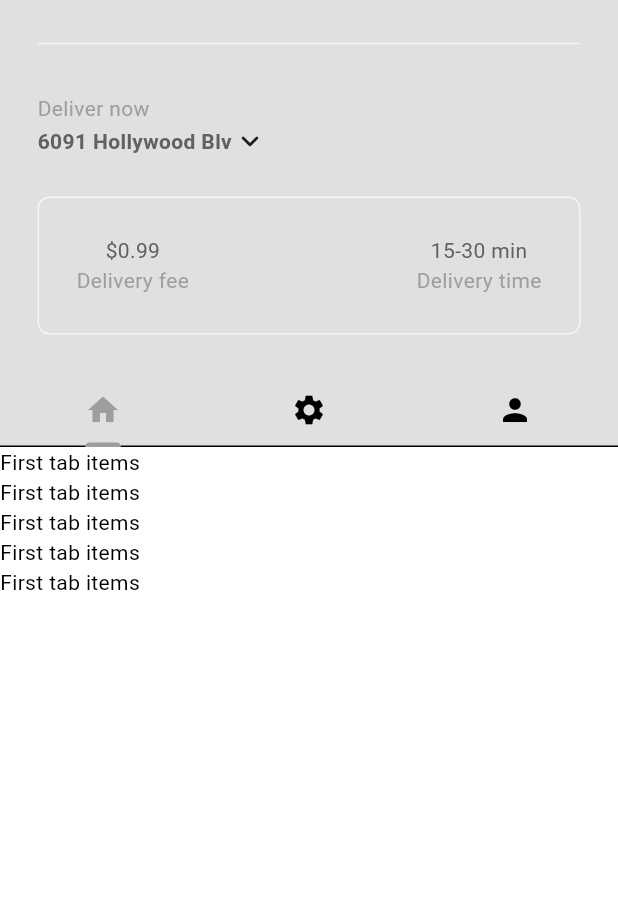
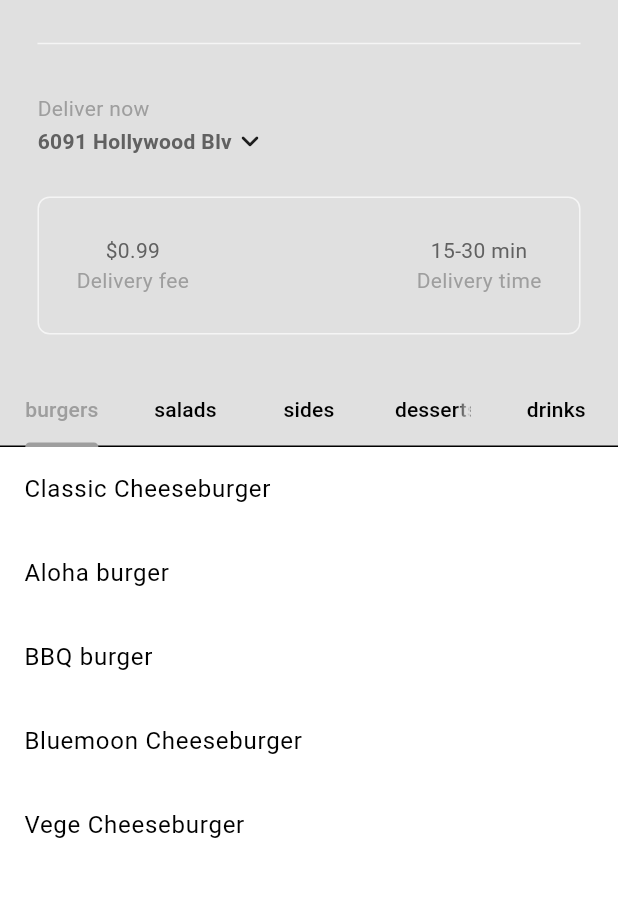
Before and after one commit to AnishBaaka/FoodDeliveringApp, a Flutter app: the screen it shows after launch, after a tap on "Sign In", on a phone screen of 412 x 824 dp, the part 63-960 px from its top. Run offline on Flutter 3.47's test engine with Material 3 defaults, Android fonts, the phone set to English and light mode, and no system bars.

Commit message:
added restaurant model

```diff
--- a/lib/components/my_tab_bar.dart
+++ b/lib/components/my_tab_bar.dart
@@ -1,4 +1,6 @@
+import 'package:flutter/foundation.dart';
 import 'package:flutter/material.dart';
+import 'package:newfood/models/food.dart';
 
 class MyTabBar extends StatelessWidget {
   final TabController tabController;
@@ -6,29 +8,18 @@ class MyTabBar extends StatelessWidget {
     super.key,
     required this.tabController,
   });
+  List<Tab> _buildCategoryTabs() {
+    return FoodCategory.values.map((category) {
+      return Tab(
+        text: category.toString().split('.').last,
+      );
+    }).toList();
+  }
 
   @override
   Widget build(BuildContext context) {
     return Container(
-      child: TabBar(
-        controller: tabController,
-        tabs: const [
-          //1st tab
-          Tab(
-            icon: Icon(Icons.home),
-          ),
-
-          //2nd Tab
-          Tab(
-            icon: Icon(Icons.settings),
-          ),
-
-          //3rd tab
-          Tab(
-            icon: Icon(Icons.person),
-          ),
-        ],
-      ),
+      child: TabBar(controller: tabController, tabs: _buildCategoryTabs()),
     );
   }
 }
--- a/lib/main.dart
+++ b/lib/main.dart
@@ -1,12 +1,22 @@
 import 'package:flutter/material.dart';
 import 'package:newfood/auth/login_or_register.dart';
+import 'package:newfood/models/restaurant.dart';
 import 'package:newfood/themes/theme_provider.dart';
 import 'package:provider/provider.dart';
 
 void main() {
   runApp(
-    ChangeNotifierProvider(
-      create: (context) => ThemeProvider(),
+    MultiProvider(
+      providers: [
+        //theme provider
+        ChangeNotifierProvider(
+          create: (context) => ThemeProvider(),
+        ),
+        //restaurant provider
+        ChangeNotifierProvider(
+          create: (context) => Restaurant(),
+        ),
+      ],
       child: const MyApp(),
     ),
   );
--- a/lib/models/food.dart
+++ b/lib/models/food.dart
@@ -22,7 +22,7 @@ enum FoodCategory {
   burgers,
   salads,
   sides,
-  deserts,
+  desserts,
   drinks,
 }
 
--- /dev/null
+++ b/lib/models/restaurant.dart
@@ -0,0 +1,371 @@
+import "package:flutter/material.dart";
+
+import "food.dart";
+
+class Restaurant extends ChangeNotifier {
+  //list of food menu
+  final List<Food> _menu = [
+    //burgers
+    Food(
+      name: "Classic Cheeseburger",
+      description:
+          "A hamburger with a slice of melted cheese on top of the meat patty, added near the end of the cooking time. ",
+      imagePath: "lib/images/burgers/cheese_burger.png",
+      price: 0.99,
+      category: FoodCategory.burgers,
+      availableAddons: [
+        Addons(name: "Extra cheese", price: 0.99),
+        Addons(name: "Bacon", price: 1.99),
+        Addons(name: "Avocado", price: 2.99),
+      ],
+    ),
+    Food(
+      name: "Aloha burger",
+      description:
+          "A hamburger with a slice of melted cheese on top of the meat patty, added near the end of the cooking time. ",
+      imagePath: "lib/images/burgers/aloha_burger.png",
+      price: 0.99,
+      category: FoodCategory.burgers,
+      availableAddons: [
+        Addons(name: "Extra cheese", price: 0.99),
+        Addons(name: "Bacon", price: 1.99),
+        Addons(name: "Avocado", price: 2.99),
+      ],
+    ),
+    Food(
+      name: "BBQ burger",
+      description:
+          "A hamburger with a slice of melted cheese on top of the meat patty, added near the end of the cooking time. ",
+      imagePath: "lib/images/burgers/bbq_burger.png",
+      price: 0.99,
+      category: FoodCategory.burgers,
+      availableAddons: [
+        Addons(name: "Extra cheese", price: 0.99),
+        Addons(name: "Bacon", price: 1.99),
+        Addons(name: "Avocado", price: 2.99),
+      ],
+    ),
+    Food(
+      name: "Bluemoon Cheeseburger",
+      description:
+          "A hamburger with a slice of melted cheese on top of the meat patty, added near the end of the cooking time. ",
+      imagePath: "lib/images/burgers/bluemoon_burger.png",
+      price: 0.99,
+      category: FoodCategory.burgers,
+      availableAddons: [
+        Addons(name: "Extra cheese", price: 0.99),
+        Addons(name: "Bacon", price: 1.99),
+        Addons(name: "Avocado", price: 2.99),
+      ],
+    ),
+    Food(
+      name: "Vege Cheeseburger",
+      description:
+          "A hamburger with a slice of melted cheese on top of the meat patty, added near the end of the cooking time. ",
+      imagePath: "lib/images/burgers/vege_burger.png",
+      price: 0.99,
+      category: FoodCategory.burgers,
+      availableAddons: [
+        Addons(name: "Extra cheese", price: 0.99),
+        Addons(name: "Bacon", price: 1.99),
+        Addons(name: "Avocado", price: 2.99),
+      ],
+    ),
+    //salads
+    Food(
+      name: "Asiansesame salad",
+      description:
+          "A hamburger with a slice of melted cheese on top of the meat patty, added near the end of the cooking time. ",
+      imagePath: "lib/images/salads/asiansesame_salad.png",
+      price: 0.99,
+      category: FoodCategory.salads,
+      availableAddons: [
+        Addons(name: "Extra cheese", price: 0.99),
+        Addons(name: "Bacon", price: 1.99),
+        Addons(name: "Avocado", price: 2.99),
+      ],
+    ),
+    Food(
+      name: "Caesar salad",
+      description:
+          "A hamburger with a slice of melted cheese on top of the meat patty, added near the end of the cooking time. ",
+      imagePath: "lib/images/salads/caesar_salad.png",
+      price: 0.99,
+      category: FoodCategory.salads,
+      availableAddons: [
+        Addons(name: "Extra cheese", price: 0.99),
+        Addons(name: "Bacon", price: 1.99),
+        Addons(name: "Avocado", price: 2.99),
+      ],
+    ),
+    Food(
+      name: "Greek salad",
+      description:
+          "A hamburger with a slice of melted cheese on top of the meat patty, added near the end of the cooking time. ",
+      imagePath: "lib/images/salads/greek_salad.png",
+      price: 0.99,
+      category: FoodCategory.salads,
+      availableAddons: [
+        Addons(name: "Extra cheese", price: 0.99),
+        Addons(name: "Bacon", price: 1.99),
+        Addons(name: "Avocado", price: 2.99),
+      ],
+    ),
+    Food(
+      name: "Quinoa salad",
+      description:
+          "A hamburger with a slice of melted cheese on top of the meat patty, added near the end of the cooking time. ",
+      imagePath: "lib/images/salads/quinoa_salad.png",
+      price: 0.99,
+      category: FoodCategory.salads,
+      availableAddons: [
+        Addons(name: "Extra cheese", price: 0.99),
+        Addons(name: "Bacon", price: 1.99),
+        Addons(name: "Avocado", price: 2.99),
+      ],
+    ),
+    Food(
+      name: "Southwest Salad",
+      description:
+          "A hamburger with a slice of melted cheese on top of the meat patty, added near the end of the cooking time. ",
+      imagePath: "lib/images/salads/southwest_salad.jpg",
+      price: 0.99,
+      category: FoodCategory.salads,
+      availableAddons: [
+        Addons(name: "Extra cheese", price: 0.99),
+        Addons(name: "Bacon", price: 1.99),
+        Addons(name: "Avocado", price: 2.99),
+      ],
+    ),
+
+    //sides
+    Food(
+      name: "Garlic bread",
+      description:
+          "A hamburger with a slice of melted cheese on top of the meat patty, added near the end of the cooking time. ",
+      imagePath: "lib/images/sides/garlic_bread_side.png",
+      price: 0.99,
+      category: FoodCategory.sides,
+      availableAddons: [
+        Addons(name: "Extra cheese", price: 0.99),
+        Addons(name: "Bacon", price: 1.99),
+        Addons(name: "Avocado", price: 2.99),
+      ],
+    ),
+    Food(
+      name: "Loadedfries",
+      description:
+          "A hamburger with a slice of melted cheese on top of the meat patty, added near the end of the cooking time. ",
+      imagePath: "lib/images/sides/loadedfries_side.png",
+      price: 0.99,
+      category: FoodCategory.sides,
+      availableAddons: [
+        Addons(name: "Extra cheese", price: 0.99),
+        Addons(name: "Bacon", price: 1.99),
+        Addons(name: "Avocado", price: 2.99),
+      ],
+    ),
+    Food(
+      name: "Mac",
+      description:
+          "A hamburger with a slice of melted cheese on top of the meat patty, added near the end of the cooking time. ",
+      imagePath: "lib/images/sides/mac_side.png",
+      price: 0.99,
+      category: FoodCategory.sides,
+      availableAddons: [
+        Addons(name: "Extra cheese", price: 0.99),
+        Addons(name: "Bacon", price: 1.99),
+        Addons(name: "Avocado", price: 2.99),
+      ],
+    ),
+    Food(
+      name: "Onion rings",
+      description:
+          "A hamburger with a slice of melted cheese on top of the meat patty, added near the end of the cooking time. ",
+      imagePath: "lib/images/sides/onion_rings_side.png",
+      price: 0.99,
+      category: FoodCategory.sides,
+      availableAddons: [
+        Addons(name: "Extra cheese", price: 0.99),
+        Addons(name: "Bacon", price: 1.99),
+        Addons(name: "Avocado", price: 2.99),
+      ],
+    ),
+    Food(
+      name: "Sweet potato",
+      description:
+          "A hamburger with a slice of melted cheese on top of the meat patty, added near the end of the cooking time. ",
+      imagePath: "lib/images/sides/sweet_potato_side.png",
+      price: 0.99,
+      category: FoodCategory.sides,
+      availableAddons: [
+        Addons(name: "Extra cheese", price: 0.99),
+        Addons(name: "Bacon", price: 1.99),
+        Addons(name: "Avocado", price: 2.99),
+      ],
+    ),
+    //deserts
+    Food(
+      name: "Banana cake",
+      description:
+          "A hamburger with a slice of melted cheese on top of the meat patty, added near the end of the cooking time. ",
+      imagePath: "lib/images/desserts/banana_cake_dessert.png",
+      price: 0.99,
+      category: FoodCategory.desserts,
+      availableAddons: [
+        Addons(name: "Extra cheese", price: 0.99),
+        Addons(name: "Bacon", price: 1.99),
+        Addons(name: "Avocado", price: 2.99),
+      ],
+    ),
+    Food(
+      name: "Brownie",
+      description:
+          "A hamburger with a slice of melted cheese on top of the meat patty, added near the end of the cooking time. ",
+      imagePath: "lib/images/desserts/brownie_dessert.png",
+      price: 0.99,
+      category: FoodCategory.desserts,
+      availableAddons: [
+        Addons(name: "Extra cheese", price: 0.99),
+        Addons(name: "Bacon", price: 1.99),
+        Addons(name: "Avocado", price: 2.99),
+      ],
+    ),
+    Food(
+      name: "Chocolate mousse",
+      description:
+          "A hamburger with a slice of melted cheese on top of the meat patty, added near the end of the cooking time. ",
+      imagePath: "lib/images/desserts/chocolate_mousse_dessert.png",
+      price: 0.99,
+      category: FoodCategory.desserts,
+      availableAddons: [
+        Addons(name: "Extra cheese", price: 0.99),
+        Addons(name: "Bacon", price: 1.99),
+        Addons(name: "Avocado", price: 2.99),
+      ],
+    ),
+    Food(
+      name: "Pavlova",
+      description:
+          "A hamburger with a slice of melted cheese on top of the meat patty, added near the end of the cooking time. ",
+      imagePath: "lib/images/desserts/pavlova_dessert.png",
+      price: 0.99,
+      category: FoodCategory.desserts,
+      availableAddons: [
+        Addons(name: "Extra cheese", price: 0.99),
+        Addons(name: "Bacon", price: 1.99),
+        Addons(name: "Avocado", price: 2.99),
+      ],
+    ),
+    Food(
+      name: "Sticky date pudding",
+      description:
+          "A hamburger with a slice of melted cheese on top of the meat patty, added near the end of the cooking time. ",
+      imagePath: "lib/images/desserts/sticky_date_pudding_dessert.png",
+      price: 0.99,
+      category: FoodCategory.desserts,
+      availableAddons: [
+        Addons(name: "Extra cheese", price: 0.99),
+        Addons(name: "Bacon", price: 1.99),
+        Addons(name: "Avocado", price: 2.99),
+      ],
+    ),
+    //drinks
+    Food(
+      name: "Chhyang",
+      description:
+          "A hamburger with a slice of melted cheese on top of the meat patty, added near the end of the cooking time. ",
+      imagePath: "lib/images/drinks/chhyang_drink.png",
+      price: 0.99,
+      category: FoodCategory.drinks,
+      availableAddons: [
+        Addons(name: "Extra cheese", price: 0.99),
+        Addons(name: "Bacon", price: 1.99),
+        Addons(name: "Avocado", price: 2.99),
+      ],
+    ),
+    Food(
+      name: "Marpha",
+      description:
+          "A hamburger with a slice of melted cheese on top of the meat patty, added near the end of the cooking time. ",
+      imagePath: "lib/images/drinks/marpha_drink.png",
+      price: 0.99,
+      category: FoodCategory.drinks,
+      availableAddons: [
+        Addons(name: "Extra cheese", price: 0.99),
+        Addons(name: "Bacon", price: 1.99),
+        Addons(name: "Avocado", price: 2.99),
+      ],
+    ),
+    Food(
+      name: "Rakshi",
+      description:
+          "A hamburger with a slice of melted cheese on top of the meat patty, added near the end of the cooking time. ",
+      imagePath: "lib/images/drinks/rakshi_drink.png",
+      price: 0.99,
+      category: FoodCategory.drinks,
+      availableAddons: [
+        Addons(name: "Extra cheese", price: 0.99),
+        Addons(name: "Bacon", price: 1.99),
+        Addons(name: "Avocado", price: 2.99),
+      ],
+    ),
+    Food(
+      name: "Toddy",
+      description:
+          "A hamburger with a slice of melted cheese on top of the meat patty, added near the end of the cooking time. ",
+      imagePath: "lib/images/drinks/toddy_drink.png",
+      price: 0.99,
+      category: FoodCategory.drinks,
+      availableAddons: [
+        Addons(name: "Extra cheese", price: 0.99),
+        Addons(name: "Bacon", price: 1.99),
+        Addons(name: "Avocado", price: 2.99),
+      ],
+    ),
+    Food(
+      name: "Tongba",
+      description:
+          "A hamburger with a slice of melted cheese on top of the meat patty, added near the end of the cooking time. ",
+      imagePath: "lib/images/drinks/tongba_drink.png",
+      price: 0.99,
+      category: FoodCategory.drinks,
+      availableAddons: [
+        Addons(name: "Extra cheese", price: 0.99),
+        Addons(name: "Bacon", price: 1.99),
+        Addons(name: "Avocado", price: 2.99),
+      ],
+    ),
+  ];
+
+  /*
+
+  GETTERS
+
+  */
+  List<Food> get menu => _menu;
+
+  /*
+
+  OPERATIONS
+
+  */
+  //add to cart
+
+  //remove from the cart
+
+  //get total price of cart
+
+  //get total number of items in cart
+
+  //clear the cart
+
+  /*
+
+  HELPERS
+
+  */
+  //generate a receipt
+
+  //format double value into money
+}
--- a/lib/pages/home_page.dart
+++ b/lib/pages/home_page.dart
@@ -4,6 +4,9 @@ import 'package:newfood/components/my_description_box.dart';
 import 'package:newfood/components/my_drawer.dart';
 import 'package:newfood/components/my_silver_app_bar.dart';
 import 'package:newfood/components/my_tab_bar.dart';
+import 'package:newfood/models/food.dart';
+import 'package:newfood/models/restaurant.dart';
+import 'package:provider/provider.dart';
 
 class HomePage extends StatefulWidget {
   const HomePage({super.key});
@@ -20,13 +23,36 @@ class _HomePageState extends State<HomePage>
   @override
   void initState() {
     super.initState();
-    _tabController = TabController(length: 3, vsync: this);
+    _tabController =
+        TabController(length: FoodCategory.values.length, vsync: this);
   }
 
   @override
   void dispose() {
     _tabController.dispose();
     super.dispose();
+  }
+
+  //sort out and return list of food items that belongs to a specific category
+  List<Food> _filterMenuByCategory(FoodCategory category, List<Food> fullMenu) {
+    return fullMenu.where((food) => food.category == category).toList();
+  }
+
+  //return list of food in given category
+  List<Widget> getFoodInThisCategory(List<Food> fullMenu) {
+    return FoodCategory.values.map((category) {
+      List<Food> categoryMenu = _filterMenuByCategory(category, fullMenu);
+
+      return ListView.builder(
+        itemCount: categoryMenu.length,
+        physics: const NeverScrollableScrollPhysics(),
+        itemBuilder: (context, index) {
+          return ListTile(
+            title: Text(categoryMenu[index].name),
+          );
+        },
+      );
+    }).toList();
   }
 
   @override
@@ -54,23 +80,13 @@ class _HomePageState extends State<HomePage>
             ),
           ),
         ],
-          body: TabBarView(
+        body: Consumer<Restaurant>(
+          builder: (context, restaurant, child) => TabBarView(
             controller: _tabController,
-            children: [
-              ListView.builder(
-                itemCount: 5,
-                itemBuilder: (context, index) => const Text("First tab items"),
+            children: getFoodInThisCategory(restaurant.menu),
           ),
-              ListView.builder(
-                itemCount: 5,
-                itemBuilder: (context, index) => const Text("Second tab items"),
         ),
-              ListView.builder(
-                itemCount: 5,
-                itemBuilder: (context, index) => const Text("Third tab items"),
       ),
-            ],
-          )),
     );
   }
 }
```
Lines whose indentation alone changed are shown as unchanged.
